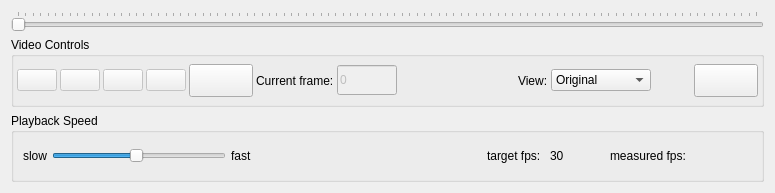
This is BioTracker/CoreApp/BioTracker/View/VideoControllWidget.ui in BioroboticsLab/biotracker_core as Qt 5 draws it before an edit. The edited form follows.
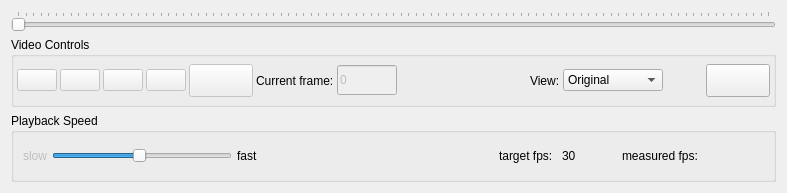
This is the edited form. Icons and pictures are not drawn.

```diff
--- a/BioTracker/CoreApp/BioTracker/View/VideoControllWidget.ui
+++ b/BioTracker/CoreApp/BioTracker/View/VideoControllWidget.ui
@@ -2,11 +2,14 @@
 <ui version="4.0">
  <class>VideoControllWidget</class>
  <widget class="QWidget" name="VideoControllWidget">
+  <property name="enabled">
+   <bool>true</bool>
+  </property>
   <property name="geometry">
    <rect>
     <x>0</x>
     <y>0</y>
-    <width>775</width>
+    <width>787</width>
     <height>193</height>
    </rect>
   </property>
@@ -200,7 +203,7 @@
       <item>
        <widget class="QPushButton" name="button_screenshot">
         <property name="enabled">
-         <bool>true</bool>
+         <bool>false</bool>
         </property>
         <property name="font">
          <font>
@@ -392,7 +395,7 @@
         <item>
          <widget class="QLabel" name="label_3">
           <property name="enabled">
-           <bool>true</bool>
+           <bool>false</bool>
           </property>
           <property name="text">
            <string>slow</string>
```
